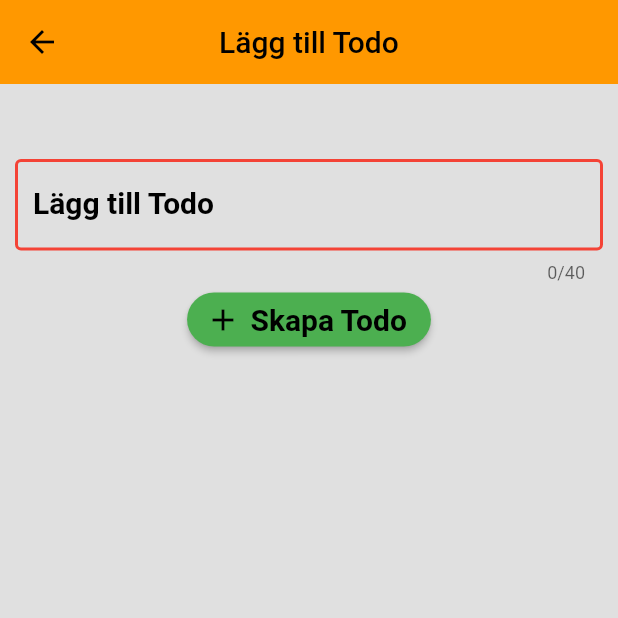
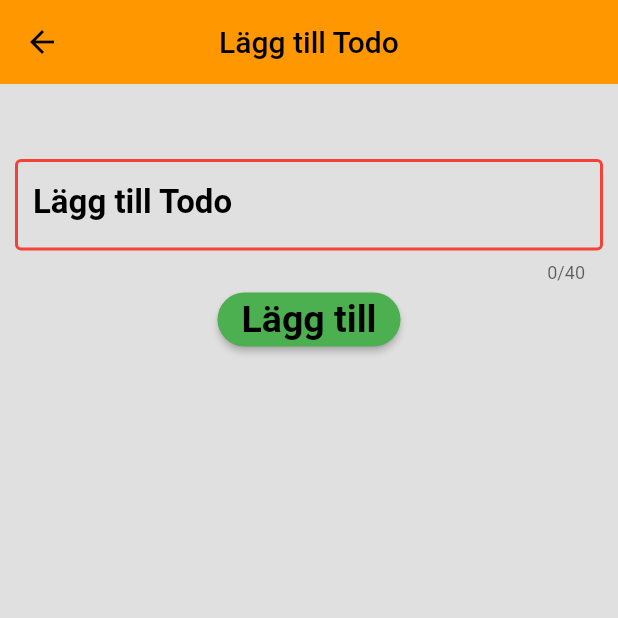
Before and after one commit to gu-tig169-ht21/gusskojos, a Flutter app: the screen it shows after launch, after a tap on the "add" icon, on a phone screen of 412 x 824 dp, the top half of it. Run offline on Flutter 3.47's test engine with Material 2 defaults, Android fonts, the phone set to English and light mode, and no system bars.

Commit message:
Made the code more readable

```diff
--- a/lib/main.dart
+++ b/lib/main.dart
@@ -12,8 +12,8 @@ void main() {
     child: MaterialApp(
       initialRoute: '/',
       routes: {
-        '/': (context) => Home(),
-        '/add': (context) => AddTodo(),
+        '/': (context) => const Home(),
+        '/add': (context) => const AddTodo(),
       },
       theme: ThemeData(primarySwatch: Colors.orange),
     ),
--- a/lib/pages/add_todo.dart
+++ b/lib/pages/add_todo.dart
@@ -39,13 +39,20 @@ class _AddTodoState extends State<AddTodo> {
             child: Column(
               mainAxisAlignment: MainAxisAlignment.start,
               children: [
-                TextField(
+                _addTodoInput(),
+                _addButton(),
+              ],
+            )));
+  }
+
+  Widget _addTodoInput() {
+    return TextField(
         onChanged: (_textController) {
           if (_textController.isNotEmpty) {
             setState(() {
               inputIsEmpty = false;
             });
-                      } else if (_textController.isEmpty) {
+          } else {
             setState(() {
               inputIsEmpty = true;
             });
@@ -58,42 +65,38 @@ class _AddTodoState extends State<AddTodo> {
               'Lägg till Todo',
               style: TextStyle(
                   color: Colors.black,
-                              fontSize: 20,
+                  fontSize: 22,
                   fontWeight: FontWeight.bold),
             ),
             enabledBorder: OutlineInputBorder(
-                            borderSide:
-                                BorderSide(color: getBorderColor(), width: 2)),
+                borderSide: BorderSide(color: getBorderColor(), width: 2)),
             focusedBorder: OutlineInputBorder(
-                          borderSide:
-                              BorderSide(color: getBorderColor(), width: 2),
+              borderSide: BorderSide(color: getBorderColor(), width: 2),
             ),
             alignLabelWithHint: true,
             hintText: 'Gå ut med hunden',
-                        hintStyle: const TextStyle(
-                            fontWeight: FontWeight.bold, fontSize: 18))),
-                ElevatedButton.icon(
-                    icon: const Icon(Icons.add),
-                    label: Text(
-                      'Skapa Todo',
-                      style: TextStyle(color: Colors.blueGrey[00]),
+            hintStyle:
+                const TextStyle(fontWeight: FontWeight.bold, fontSize: 18)));
+  }
+
+  Widget _addButton() {
+    return ElevatedButton(
+        child: const Text(
+          'Lägg till',
+          style: TextStyle(color: Colors.black, fontSize: 25),
         ),
         onPressed: () {
           if (_textController.text.isEmpty) {
-                        print('Nothing to Save');
             // TODO: ToastMessage
           } else {
             submit();
           }
         },
         style: ElevatedButton.styleFrom(
-                      shape: RoundedRectangleBorder(
-                          borderRadius: BorderRadius.circular(20)),
+          shape:
+              RoundedRectangleBorder(borderRadius: BorderRadius.circular(20)),
           primary: Colors.green,
-                      textStyle: const TextStyle(
-                          fontSize: 20, fontWeight: FontWeight.bold),
-                    )),
-              ],
-            )));
+          textStyle: const TextStyle(fontSize: 20, fontWeight: FontWeight.bold),
+        ));
   }
 }
--- a/lib/pages/home.dart
+++ b/lib/pages/home.dart
@@ -1,5 +1,4 @@
 import 'package:flutter/material.dart';
-import 'package:todo_app/models/todoitem.dart';
 import 'package:todo_app/providers/todolist.dart';
 import 'package:provider/provider.dart';
 import 'package:todo_app/todolist_builder.dart';
@@ -17,22 +16,11 @@ class Home extends StatelessWidget {
         elevation: 0,
         actions: [_popUpFilterButton(context)],
       ),
-      floatingActionButton: FloatingActionButton(
-        onPressed: () async {
-          dynamic item = await Navigator.pushNamed(context, '/add');
-          if (item != null) {
-            Provider.of<TodoListProvider>(context, listen: false).addItem(item);
-          }
-        },
-        child: const Icon(Icons.add),
-      ),
       body: Consumer<TodoListProvider>(builder: (context, state, child) {
-        return Container(
-          margin: const EdgeInsets.only(bottom: 80),
-          child: TodoListBuilder(
-              list: state.filterList(state.todoList, state.filterBy)),
-        );
+        return TodoListBuilder(
+            list: state.filterList(state.todoList, state.filterBy));
       }),
+      floatingActionButton: _floatingActionButton(context),
     );
   }
 
@@ -48,4 +36,19 @@ class Home extends StatelessWidget {
               const PopupMenuItem(child: Text('Att göra'), value: 3)
             ]);
   }
+
+  Widget _floatingActionButton(context) {
+    return FloatingActionButton(
+      onPressed: () async {
+        dynamic item = await Navigator.pushNamed(context, '/add');
+        if (item != null) {
+          Provider.of<TodoListProvider>(context, listen: false).addItem(item);
+        }
+      },
+      child: const Icon(
+        Icons.add,
+        size: 40,
+      ),
+    );
+  }
 }
--- a/lib/todolist_builder.dart
+++ b/lib/todolist_builder.dart
@@ -10,11 +10,14 @@ class TodoListBuilder extends StatelessWidget {
 
   @override
   Widget build(BuildContext context) {
-    return ListView.builder(
-        itemCount: list.length,
-        itemBuilder: (context, index) {
-          return _item(context, list[index]);
-        });
+    return Container(
+      margin: const EdgeInsets.only(bottom: 80),
+      child: ListView.builder(
+          itemCount: list.length,
+          itemBuilder: (context, index) {
+            return _item(context, list[index]);
+          }),
+    );
   }
 }
 
@@ -26,7 +29,16 @@ Widget _item(context, TodoItem item) {
     child: Card(
         margin: const EdgeInsets.only(top: 3),
         child: CheckboxListTile(
-          title: Text(item.title),
+          title: Text(
+            item.title,
+            style: TextStyle(
+                fontSize: 23,
+                fontStyle: FontStyle.italic,
+                decoration:
+                    item.isCompleted ? TextDecoration.lineThrough : null,
+                decorationThickness: 2.8,
+                decorationColor: Colors.orange[500]),
+          ),
           secondary: IconButton(
               icon: Icon(
                 Icons.delete,
--- a/pubspec.yaml
+++ b/pubspec.yaml
@@ -33,8 +33,8 @@ dependencies:
   # The following adds the Cupertino Icons font to your application.
   # Use with the CupertinoIcons class for iOS style icons.
   cupertino_icons: ^1.0.2
-  google_fonts: ^2.1.0
   provider: ^6.0.1
+  fluttertoast: ^8.0.8
 
 dev_dependencies:
   flutter_test:
```
Also changed, not shown: lib/providers/todolist.dart (+3 -4 lines), pubspec.lock. Lines whose indentation alone changed are shown as unchanged.
